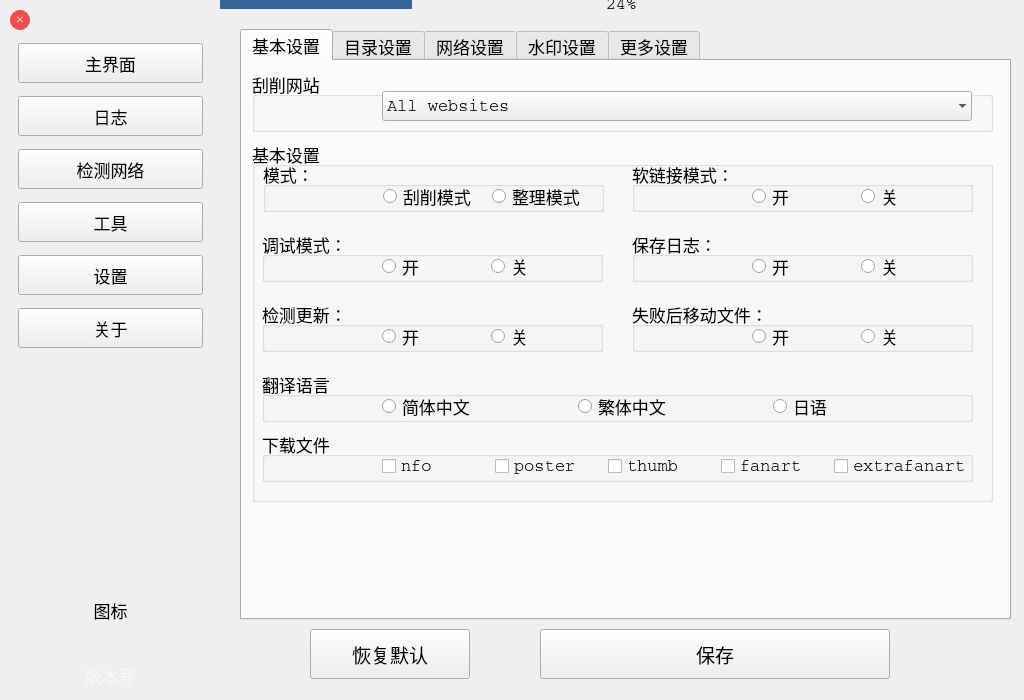
CdricZhang/AVDCx, file Ui/AVDC.ui: the form before one commit.
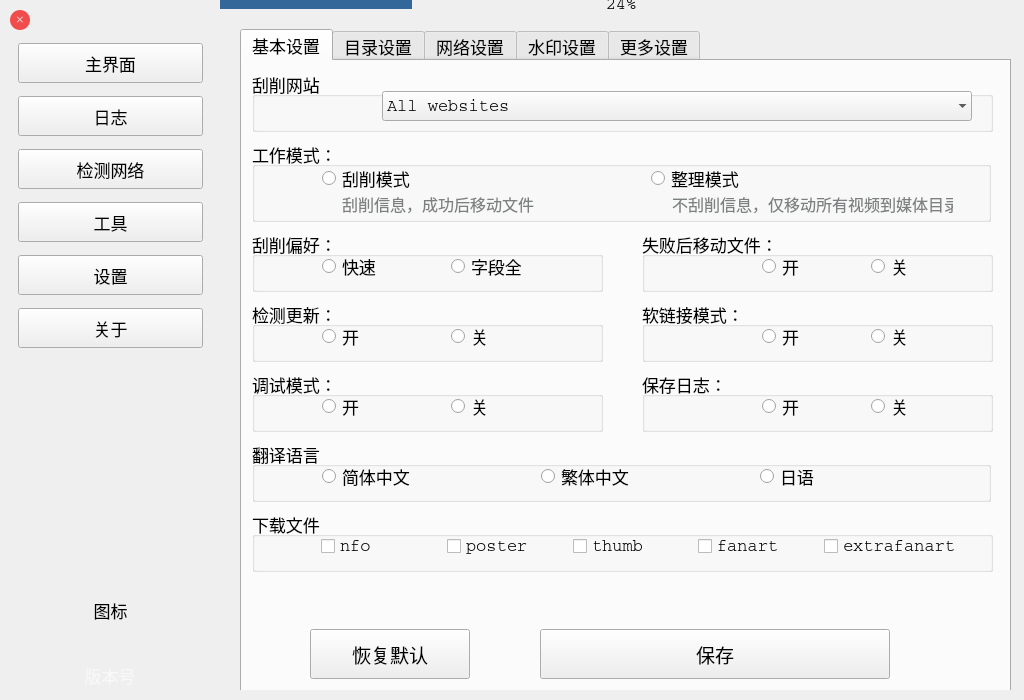
The form after the commit. Icons and pictures are not drawn.

The edit to the form file:
```diff
--- a/Ui/AVDC.ui
+++ b/Ui/AVDC.ui
@@ -1976,7 +1976,7 @@
         <x>0</x>
         <y>20</y>
         <width>771</width>
-        <height>591</height>
+        <height>681</height>
        </rect>
       </property>
       <property name="font">
@@ -2004,13 +2004,13 @@
        <attribute name="title">
         <string>基本设置</string>
        </attribute>
-       <widget class="QGroupBox" name="groupBox_10">
+       <widget class="QGroupBox" name="groupBox_11">
         <property name="geometry">
          <rect>
           <x>10</x>
-          <y>80</y>
+          <y>10</y>
           <width>741</width>
-          <height>361</height>
+          <height>61</height>
          </rect>
         </property>
         <property name="font">
@@ -2023,30 +2023,30 @@
          </font>
         </property>
         <property name="styleSheet">
-         <string notr="true">font:&quot;Courier&quot;;</string>
+         <string notr="true"/>
         </property>
         <property name="title">
-         <string>基本设置</string>
+         <string>刮削网站</string>
         </property>
-        <widget class="QGroupBox" name="groupBox_15">
+        <widget class="QComboBox" name="comboBox_website_all">
          <property name="geometry">
           <rect>
-           <x>380</x>
-           <y>160</y>
-           <width>341</width>
-           <height>51</height>
+           <x>130</x>
+           <y>20</y>
+           <width>590</width>
+           <height>30</height>
           </rect>
          </property>
          <property name="minimumSize">
           <size>
-           <width>200</width>
-           <height>0</height>
+           <width>400</width>
+           <height>30</height>
           </size>
          </property>
          <property name="maximumSize">
           <size>
-           <width>739</width>
-           <height>16777215</height>
+           <width>16000</width>
+           <height>30</height>
           </size>
          </property>
          <property name="font">
@@ -2058,373 +2058,71 @@
            <bold>false</bold>
           </font>
          </property>
-         <property name="title">
-          <string>失败后移动文件：</string>
+         <property name="styleSheet">
+          <string notr="true"/>
          </property>
-         <widget class="QWidget" name="horizontalLayoutWidget_12">
-          <property name="geometry">
-           <rect>
-            <x>120</x>
-            <y>20</y>
-            <width>211</width>
-            <height>31</height>
-           </rect>
-          </property>
-          <layout class="QHBoxLayout" name="horizontalLayout_14">
+         <property name="frame">
+          <bool>false</bool>
+         </property>
            <item>
-            <widget class="QRadioButton" name="radioButton_fail_move_on">
-             <property name="font">
-              <font>
-               <family>Courier</family>
-               <pointsize>13</pointsize>
-               <weight>50</weight>
-               <italic>false</italic>
-               <bold>false</bold>
-              </font>
-             </property>
              <property name="text">
-              <string>开</string>
-             </property>
-            </widget>
+           <string>All websites</string>
+          </property>
            </item>
            <item>
-            <widget class="QRadioButton" name="radioButton_fail_move_off">
-             <property name="font">
-              <font>
-               <family>Courier</family>
-               <pointsize>13</pointsize>
-               <weight>50</weight>
-               <italic>false</italic>
-               <bold>false</bold>
-              </font>
-             </property>
              <property name="text">
-              <string>关</string>
-             </property>
-            </widget>
-           </item>
-          </layout>
-         </widget>
-        </widget>
-        <widget class="QGroupBox" name="groupBox_3">
-         <property name="geometry">
-          <rect>
-           <x>10</x>
-           <y>90</y>
-           <width>341</width>
-           <height>51</height>
-          </rect>
-         </property>
-         <property name="minimumSize">
-          <size>
-           <width>200</width>
-           <height>0</height>
-          </size>
-         </property>
-         <property name="maximumSize">
-          <size>
-           <width>739</width>
-           <height>16777215</height>
-          </size>
-         </property>
-         <property name="font">
-          <font>
-           <family>Courier</family>
-           <pointsize>13</pointsize>
-           <weight>50</weight>
-           <italic>false</italic>
-           <bold>false</bold>
-          </font>
-         </property>
-         <property name="title">
-          <string>调试模式：</string>
-         </property>
-         <widget class="QWidget" name="horizontalLayoutWidget_9">
-          <property name="geometry">
-           <rect>
-            <x>120</x>
-            <y>20</y>
-            <width>211</width>
-            <height>31</height>
-           </rect>
-          </property>
-          <layout class="QHBoxLayout" name="horizontalLayout_11">
+           <string>airav</string>
+          </property>
+         </item>
            <item>
-            <widget class="QRadioButton" name="radioButton_debug_on">
-             <property name="font">
-              <font>
-               <family>Courier</family>
-               <pointsize>13</pointsize>
-               <weight>50</weight>
-               <italic>false</italic>
-               <bold>false</bold>
-              </font>
-             </property>
              <property name="text">
-              <string>开</string>
-             </property>
-            </widget>
+           <string>javbus</string>
+          </property>
            </item>
            <item>
-            <widget class="QRadioButton" name="radioButton_debug_off">
-             <property name="font">
-              <font>
-               <family>Courier</family>
-               <pointsize>13</pointsize>
-               <weight>50</weight>
-               <italic>false</italic>
-               <bold>false</bold>
-              </font>
-             </property>
              <property name="text">
-              <string>关</string>
-             </property>
-            </widget>
-           </item>
-          </layout>
-         </widget>
-        </widget>
-        <widget class="QGroupBox" name="groupBox_17">
-         <property name="geometry">
-          <rect>
-           <x>380</x>
-           <y>90</y>
-           <width>341</width>
-           <height>51</height>
-          </rect>
-         </property>
-         <property name="minimumSize">
-          <size>
-           <width>200</width>
-           <height>0</height>
-          </size>
-         </property>
-         <property name="maximumSize">
-          <size>
-           <width>739</width>
-           <height>16777215</height>
-          </size>
-         </property>
-         <property name="font">
-          <font>
-           <family>Courier</family>
-           <pointsize>13</pointsize>
-           <weight>50</weight>
-           <italic>false</italic>
-           <bold>false</bold>
-          </font>
-         </property>
-         <property name="title">
-          <string>保存日志：</string>
-         </property>
-         <widget class="QWidget" name="horizontalLayoutWidget_11">
-          <property name="geometry">
-           <rect>
-            <x>120</x>
-            <y>20</y>
-            <width>211</width>
-            <height>31</height>
-           </rect>
-          </property>
-          <layout class="QHBoxLayout" name="horizontalLayout_13">
+           <string>javdb</string>
+          </property>
+         </item>
            <item>
-            <widget class="QRadioButton" name="radioButton_log_on">
-             <property name="font">
-              <font>
-               <family>Courier</family>
-               <pointsize>13</pointsize>
-               <weight>50</weight>
-               <italic>false</italic>
-               <bold>false</bold>
-              </font>
-             </property>
              <property name="text">
-              <string>开</string>
-             </property>
-            </widget>
+           <string>jav321</string>
+          </property>
            </item>
            <item>
-            <widget class="QRadioButton" name="radioButton_log_off">
-             <property name="font">
-              <font>
-               <family>Courier</family>
-               <pointsize>13</pointsize>
-               <weight>50</weight>
-               <italic>false</italic>
-               <bold>false</bold>
-              </font>
-             </property>
              <property name="text">
-              <string>关</string>
-             </property>
-            </widget>
-           </item>
-          </layout>
-         </widget>
-        </widget>
-        <widget class="QGroupBox" name="groupBox_2">
-         <property name="geometry">
-          <rect>
-           <x>380</x>
-           <y>20</y>
-           <width>341</width>
-           <height>51</height>
-          </rect>
-         </property>
-         <property name="minimumSize">
-          <size>
-           <width>200</width>
-           <height>0</height>
-          </size>
-         </property>
-         <property name="maximumSize">
-          <size>
-           <width>739</width>
-           <height>16777215</height>
-          </size>
-         </property>
-         <property name="font">
-          <font>
-           <family>Courier</family>
-           <pointsize>13</pointsize>
-           <weight>50</weight>
-           <italic>false</italic>
-           <bold>false</bold>
-          </font>
-         </property>
-         <property name="title">
-          <string>软链接模式：</string>
-         </property>
-         <widget class="QWidget" name="horizontalLayoutWidget_8">
-          <property name="geometry">
-           <rect>
-            <x>120</x>
-            <y>20</y>
-            <width>211</width>
-            <height>31</height>
-           </rect>
-          </property>
-          <layout class="QHBoxLayout" name="horizontalLayout_10">
+           <string>dmm</string>
+          </property>
+         </item>
            <item>
-            <widget class="QRadioButton" name="radioButton_soft_on">
-             <property name="font">
-              <font>
-               <family>Courier</family>
-               <pointsize>13</pointsize>
-               <weight>50</weight>
-               <italic>false</italic>
-               <bold>false</bold>
-              </font>
-             </property>
              <property name="text">
-              <string>开</string>
-             </property>
-            </widget>
+           <string>avsox</string>
+          </property>
            </item>
            <item>
-            <widget class="QRadioButton" name="radioButton_soft_off">
-             <property name="font">
-              <font>
-               <family>Courier</family>
-               <pointsize>13</pointsize>
-               <weight>50</weight>
-               <italic>false</italic>
-               <bold>false</bold>
-              </font>
-             </property>
              <property name="text">
-              <string>关</string>
-             </property>
-            </widget>
-           </item>
-          </layout>
-         </widget>
-        </widget>
-        <widget class="QGroupBox" name="groupBox_4">
-         <property name="geometry">
-          <rect>
-           <x>10</x>
-           <y>160</y>
-           <width>341</width>
-           <height>51</height>
-          </rect>
-         </property>
-         <property name="minimumSize">
-          <size>
-           <width>200</width>
-           <height>0</height>
-          </size>
-         </property>
-         <property name="maximumSize">
-          <size>
-           <width>739</width>
-           <height>16777215</height>
-          </size>
-         </property>
-         <property name="font">
-          <font>
-           <family>Courier</family>
-           <pointsize>13</pointsize>
-           <weight>50</weight>
-           <italic>false</italic>
-           <bold>false</bold>
-          </font>
-         </property>
-         <property name="title">
-          <string>检测更新：</string>
-         </property>
-         <widget class="QWidget" name="horizontalLayoutWidget_10">
-          <property name="geometry">
-           <rect>
-            <x>120</x>
-            <y>20</y>
-            <width>211</width>
-            <height>31</height>
-           </rect>
-          </property>
-          <layout class="QHBoxLayout" name="horizontalLayout_12">
+           <string>xcity</string>
+          </property>
+         </item>
            <item>
-            <widget class="QRadioButton" name="radioButton_update_on">
-             <property name="font">
-              <font>
-               <family>Courier</family>
-               <pointsize>13</pointsize>
-               <weight>50</weight>
-               <italic>false</italic>
-               <bold>false</bold>
-              </font>
-             </property>
              <property name="text">
-              <string>开</string>
-             </property>
-            </widget>
+           <string>mgstage</string>
+          </property>
            </item>
            <item>
-            <widget class="QRadioButton" name="radioButton_update_off">
-             <property name="font">
-              <font>
-               <family>Courier</family>
-               <pointsize>13</pointsize>
-               <weight>50</weight>
-               <italic>false</italic>
-               <bold>false</bold>
-              </font>
-             </property>
              <property name="text">
-              <string>关</string>
-             </property>
-            </widget>
-           </item>
-          </layout>
+           <string>fc2club</string>
+          </property>
+         </item>
          </widget>
         </widget>
         <widget class="QGroupBox" name="groupBox">
          <property name="geometry">
           <rect>
-           <x>11</x>
-           <y>20</y>
-           <width>341</width>
-           <height>51</height>
+          <x>10</x>
+          <y>80</y>
+          <width>739</width>
+          <height>81</height>
           </rect>
          </property>
          <property name="minimumSize">
@@ -2449,15 +2147,15 @@
           </font>
          </property>
          <property name="title">
-          <string>模式：</string>
+         <string>工作模式：</string>
          </property>
          <widget class="QWidget" name="horizontalLayoutWidget_7">
           <property name="geometry">
            <rect>
-            <x>120</x>
+           <x>70</x>
             <y>20</y>
-            <width>211</width>
-            <height>31</height>
+           <width>651</width>
+           <height>36</height>
            </rect>
           </property>
           <layout class="QHBoxLayout" name="horizontalLayout_9">
@@ -2498,14 +2196,144 @@
            </item>
           </layout>
          </widget>
+        <widget class="QLabel" name="label_11">
+         <property name="geometry">
+          <rect>
+           <x>90</x>
+           <y>50</y>
+           <width>211</width>
+           <height>25</height>
+          </rect>
+         </property>
+         <property name="font">
+          <font>
+           <family>Courier</family>
+           <pointsize>12</pointsize>
+           <weight>50</weight>
+           <italic>false</italic>
+           <bold>false</bold>
+          </font>
+         </property>
+         <property name="styleSheet">
+          <string notr="true">color: rgb(125, 128, 128);
+font-size: 12pt;</string>
+         </property>
+         <property name="text">
+          <string>刮削信息，成功后移动文件</string>
+         </property>
+        </widget>
+        <widget class="QLabel" name="label_15">
+         <property name="geometry">
+          <rect>
+           <x>420</x>
+           <y>50</y>
+           <width>281</width>
+           <height>25</height>
+          </rect>
+         </property>
+         <property name="font">
+          <font>
+           <family>Courier</family>
+           <pointsize>12</pointsize>
+           <weight>50</weight>
+           <italic>false</italic>
+           <bold>false</bold>
+          </font>
+         </property>
+         <property name="styleSheet">
+          <string notr="true">color: rgb(125, 128, 128);
+font-size: 12pt;</string>
+         </property>
+         <property name="text">
+          <string>不刮削信息，仅移动所有视频到媒体目录</string>
+         </property>
+        </widget>
+       </widget>
+       <widget class="QGroupBox" name="groupBox_15">
+        <property name="geometry">
+         <rect>
+          <x>400</x>
+          <y>170</y>
+          <width>351</width>
+          <height>61</height>
+         </rect>
+        </property>
+        <property name="minimumSize">
+         <size>
+          <width>200</width>
+          <height>0</height>
+         </size>
+        </property>
+        <property name="maximumSize">
+         <size>
+          <width>739</width>
+          <height>16777215</height>
+         </size>
+        </property>
+        <property name="font">
+         <font>
+          <family>Courier</family>
+          <pointsize>13</pointsize>
+          <weight>50</weight>
+          <italic>false</italic>
+          <bold>false</bold>
+         </font>
+        </property>
+        <property name="title">
+         <string>失败后移动文件：</string>
+        </property>
+        <widget class="QWidget" name="horizontalLayoutWidget_12">
+         <property name="geometry">
+          <rect>
+           <x>120</x>
+           <y>20</y>
+           <width>211</width>
+           <height>31</height>
+          </rect>
+         </property>
+         <layout class="QHBoxLayout" name="horizontalLayout_14">
+          <item>
+           <widget class="QRadioButton" name="radioButton_fail_move_on">
+            <property name="font">
+             <font>
+              <family>Courier</family>
+              <pointsize>13</pointsize>
+              <weight>50</weight>
+              <italic>false</italic>
+              <bold>false</bold>
+             </font>
+            </property>
+            <property name="text">
+             <string>开</string>
+            </property>
+           </widget>
+          </item>
+          <item>
+           <widget class="QRadioButton" name="radioButton_fail_move_off">
+            <property name="font">
+             <font>
+              <family>Courier</family>
+              <pointsize>13</pointsize>
+              <weight>50</weight>
+              <italic>false</italic>
+              <bold>false</bold>
+             </font>
+            </property>
+            <property name="text">
+             <string>关</string>
+            </property>
+           </widget>
+          </item>
+         </layout>
+        </widget>
         </widget>
         <widget class="QGroupBox" name="groupBox_24">
          <property name="geometry">
           <rect>
            <x>10</x>
-           <y>290</y>
-           <width>711</width>
-           <height>51</height>
+          <y>450</y>
+          <width>741</width>
+          <height>61</height>
           </rect>
          </property>
          <property name="minimumSize">
@@ -2529,9 +2357,9 @@
          <widget class="QWidget" name="horizontalLayoutWidget_14">
           <property name="geometry">
            <rect>
-            <x>120</x>
+           <x>69</x>
             <y>20</y>
-            <width>590</width>
+           <width>641</width>
             <height>31</height>
            </rect>
           </property>
@@ -2623,9 +2451,9 @@
          <property name="geometry">
           <rect>
            <x>10</x>
-           <y>230</y>
-           <width>711</width>
-           <height>51</height>
+          <y>380</y>
+          <width>739</width>
+          <height>61</height>
           </rect>
          </property>
          <property name="minimumSize">
@@ -2655,9 +2483,9 @@
          <widget class="QWidget" name="horizontalLayoutWidget_15">
           <property name="geometry">
            <rect>
-            <x>120</x>
+           <x>70</x>
             <y>20</y>
-            <width>581</width>
+           <width>651</width>
             <height>31</height>
            </rect>
           </property>
@@ -2713,16 +2541,27 @@
           </layout>
          </widget>
         </widget>
-       </widget>
-       <widget class="QGroupBox" name="groupBox_11">
+       <widget class="QGroupBox" name="groupBox_17">
         <property name="geometry">
          <rect>
-          <x>10</x>
-          <y>10</y>
-          <width>741</width>
+          <x>400</x>
+          <y>310</y>
+          <width>351</width>
           <height>61</height>
          </rect>
         </property>
+        <property name="minimumSize">
+         <size>
+          <width>200</width>
+          <height>0</height>
+         </size>
+        </property>
+        <property name="maximumSize">
+         <size>
+          <width>739</width>
+          <height>16777215</height>
+         </size>
+        </property>
         <property name="font">
          <font>
           <family>Courier</family>
@@ -2736,41 +2575,74 @@
          <string notr="true"/>
         </property>
         <property name="title">
-         <string>刮削网站</string>
+         <string>保存日志：</string>
         </property>
-        <widget class="QComboBox" name="comboBox_website_all">
+        <widget class="QWidget" name="horizontalLayoutWidget_11">
          <property name="geometry">
           <rect>
-           <x>130</x>
+           <x>120</x>
            <y>20</y>
-           <width>590</width>
-           <height>30</height>
+           <width>211</width>
+           <height>31</height>
           </rect>
          </property>
-         <property name="sizePolicy">
-          <sizepolicy hsizetype="Minimum" vsizetype="Minimum">
-           <horstretch>0</horstretch>
-           <verstretch>0</verstretch>
-          </sizepolicy>
-         </property>
+         <layout class="QHBoxLayout" name="horizontalLayout_13">
+          <item>
+           <widget class="QRadioButton" name="radioButton_log_on">
+            <property name="font">
+             <font>
+              <family>Courier</family>
+              <pointsize>13</pointsize>
+              <weight>50</weight>
+              <italic>false</italic>
+              <bold>false</bold>
+             </font>
+            </property>
+            <property name="text">
+             <string>开</string>
+            </property>
+           </widget>
+          </item>
+          <item>
+           <widget class="QRadioButton" name="radioButton_log_off">
+            <property name="font">
+             <font>
+              <family>Courier</family>
+              <pointsize>13</pointsize>
+              <weight>50</weight>
+              <italic>false</italic>
+              <bold>false</bold>
+             </font>
+            </property>
+            <property name="text">
+             <string>关</string>
+            </property>
+           </widget>
+          </item>
+         </layout>
+        </widget>
+       </widget>
+       <widget class="QGroupBox" name="groupBox_5">
+        <property name="geometry">
+         <rect>
+          <x>10</x>
+          <y>170</y>
+          <width>351</width>
+          <height>61</height>
+         </rect>
+        </property>
          <property name="minimumSize">
           <size>
-           <width>400</width>
-           <height>30</height>
+          <width>200</width>
+          <height>0</height>
           </size>
          </property>
          <property name="maximumSize">
           <size>
-           <width>16000</width>
-           <height>30</height>
-          </size>
-         </property>
-         <property name="sizeIncrement">
-          <size>
-           <width>0</width>
-           <height>0</height>
-          </size>
-         </property>
+          <width>739</width>
+          <height>16777215</height>
+         </size>
+        </property>
          <property name="font">
           <font>
            <family>Courier</family>
@@ -2780,62 +2652,286 @@
            <bold>false</bold>
           </font>
          </property>
-         <property name="styleSheet">
-          <string notr="true"/>
-         </property>
-         <property name="frame">
-          <bool>false</bool>
+        <property name="title">
+         <string>刮削偏好：</string>
+        </property>
+        <widget class="QWidget" name="horizontalLayoutWidget_13">
+         <property name="geometry">
+          <rect>
+           <x>70</x>
+           <y>20</y>
+           <width>251</width>
+           <height>31</height>
+          </rect>
          </property>
+         <layout class="QHBoxLayout" name="horizontalLayout_15">
          <item>
-          <property name="text">
-           <string>All websites</string>
-          </property>
-         </item>
-         <item>
+           <widget class="QRadioButton" name="radioButton_like_speed">
+            <property name="font">
+             <font>
+              <family>Courier</family>
+              <pointsize>13</pointsize>
+              <weight>50</weight>
+              <italic>false</italic>
+              <bold>false</bold>
+             </font>
+            </property>
           <property name="text">
-           <string>airav</string>
-          </property>
+             <string>快速</string>
+            </property>
+           </widget>
          </item>
          <item>
-          <property name="text">
-           <string>javbus</string>
-          </property>
-         </item>
-         <item>
+           <widget class="QRadioButton" name="radioButton_like_more">
+            <property name="font">
+             <font>
+              <family>Courier</family>
+              <pointsize>13</pointsize>
+              <weight>50</weight>
+              <italic>false</italic>
+              <bold>false</bold>
+             </font>
+            </property>
           <property name="text">
-           <string>javdb</string>
-          </property>
-         </item>
+             <string>字段全</string>
+            </property>
+           </widget>
+          </item>
+         </layout>
+        </widget>
+       </widget>
+       <widget class="QGroupBox" name="groupBox_4">
+        <property name="geometry">
+         <rect>
+          <x>10</x>
+          <y>240</y>
+          <width>351</width>
+          <height>61</height>
+         </rect>
+        </property>
+        <property name="minimumSize">
+         <size>
+          <width>200</width>
+          <height>0</height>
+         </size>
+        </property>
+        <property name="maximumSize">
+         <size>
+          <width>739</width>
+          <height>16777215</height>
+         </size>
+        </property>
+        <property name="font">
+         <font>
+          <family>Courier</family>
+          <pointsize>13</pointsize>
+          <weight>50</weight>
+          <italic>false</italic>
+          <bold>false</bold>
+         </font>
+        </property>
+        <property name="title">
+         <string>检测更新：</string>
+        </property>
+        <widget class="QWidget" name="horizontalLayoutWidget_10">
+         <property name="geometry">
+          <rect>
+           <x>70</x>
+           <y>20</y>
+           <width>251</width>
+           <height>31</height>
+          </rect>
+         </property>
+         <layout class="QHBoxLayout" name="horizontalLayout_12">
          <item>
+           <widget class="QRadioButton" name="radioButton_update_on">
+            <property name="font">
+             <font>
+              <family>Courier</family>
+              <pointsize>13</pointsize>
+              <weight>50</weight>
+              <italic>false</italic>
+              <bold>false</bold>
+             </font>
+            </property>
           <property name="text">
-           <string>jav321</string>
-          </property>
+             <string>开</string>
+            </property>
+           </widget>
          </item>
          <item>
+           <widget class="QRadioButton" name="radioButton_update_off">
+            <property name="font">
+             <font>
+              <family>Courier</family>
+              <pointsize>13</pointsize>
+              <weight>50</weight>
+              <italic>false</italic>
+              <bold>false</bold>
+             </font>
+            </property>
           <property name="text">
-           <string>dmm</string>
-          </property>
-         </item>
+             <string>关</string>
+            </property>
+           </widget>
+          </item>
+         </layout>
+        </widget>
+       </widget>
+       <widget class="QGroupBox" name="groupBox_3">
+        <property name="geometry">
+         <rect>
+          <x>10</x>
+          <y>310</y>
+          <width>351</width>
+          <height>61</height>
+         </rect>
+        </property>
+        <property name="minimumSize">
+         <size>
+          <width>200</width>
+          <height>0</height>
+         </size>
+        </property>
+        <property name="maximumSize">
+         <size>
+          <width>739</width>
+          <height>16777215</height>
+         </size>
+        </property>
+        <property name="font">
+         <font>
+          <family>Courier</family>
+          <pointsize>13</pointsize>
+          <weight>50</weight>
+          <italic>false</italic>
+          <bold>false</bold>
+         </font>
+        </property>
+        <property name="title">
+         <string>调试模式：</string>
+        </property>
+        <widget class="QWidget" name="horizontalLayoutWidget_9">
+         <property name="geometry">
+          <rect>
+           <x>70</x>
+           <y>20</y>
+           <width>251</width>
+           <height>31</height>
+          </rect>
+         </property>
+         <layout class="QHBoxLayout" name="horizontalLayout_11">
          <item>
+           <widget class="QRadioButton" name="radioButton_debug_on">
+            <property name="font">
+             <font>
+              <family>Courier</family>
+              <pointsize>13</pointsize>
+              <weight>50</weight>
+              <italic>false</italic>
+              <bold>false</bold>
+             </font>
+            </property>
           <property name="text">
-           <string>avsox</string>
-          </property>
+             <string>开</string>
+            </property>
+           </widget>
          </item>
          <item>
+           <widget class="QRadioButton" name="radioButton_debug_off">
+            <property name="font">
+             <font>
+              <family>Courier</family>
+              <pointsize>13</pointsize>
+              <weight>50</weight>
+              <italic>false</italic>
+              <bold>false</bold>
+             </font>
+            </property>
           <property name="text">
-           <string>xcity</string>
-          </property>
-         </item>
+             <string>关</string>
+            </property>
+           </widget>
+          </item>
+         </layout>
+        </widget>
+       </widget>
+       <widget class="QGroupBox" name="groupBox_2">
+        <property name="geometry">
+         <rect>
+          <x>400</x>
+          <y>240</y>
+          <width>351</width>
+          <height>61</height>
+         </rect>
+        </property>
+        <property name="minimumSize">
+         <size>
+          <width>200</width>
+          <height>0</height>
+         </size>
+        </property>
+        <property name="maximumSize">
+         <size>
+          <width>739</width>
+          <height>16777215</height>
+         </size>
+        </property>
+        <property name="font">
+         <font>
+          <family>Courier</family>
+          <pointsize>13</pointsize>
+          <weight>50</weight>
+          <italic>false</italic>
+          <bold>false</bold>
+         </font>
+        </property>
+        <property name="title">
+         <string>软链接模式：</string>
+        </property>
+        <widget class="QWidget" name="horizontalLayoutWidget_8">
+         <property name="geometry">
+          <rect>
+           <x>120</x>
+           <y>20</y>
+           <width>211</width>
+           <height>31</height>
+          </rect>
+         </property>
+         <layout class="QHBoxLayout" name="horizontalLayout_10">
          <item>
+           <widget class="QRadioButton" name="radioButton_soft_on">
+            <property name="font">
+             <font>
+              <family>Courier</family>
+              <pointsize>13</pointsize>
+              <weight>50</weight>
+              <italic>false</italic>
+              <bold>false</bold>
+             </font>
+            </property>
           <property name="text">
-           <string>mgstage</string>
-          </property>
+             <string>开</string>
+            </property>
+           </widget>
          </item>
          <item>
+           <widget class="QRadioButton" name="radioButton_soft_off">
+            <property name="font">
+             <font>
+              <family>Courier</family>
+              <pointsize>13</pointsize>
+              <weight>50</weight>
+              <italic>false</italic>
+              <bold>false</bold>
+             </font>
+            </property>
           <property name="text">
-           <string>fc2club</string>
-          </property>
-         </item>
+             <string>关</string>
+            </property>
+           </widget>
+          </item>
+         </layout>
         </widget>
        </widget>
       </widget>
```
Left out of the diff: 414 changed lines with no effect on the pictures. Lines whose indentation alone changed are shown as unchanged.
